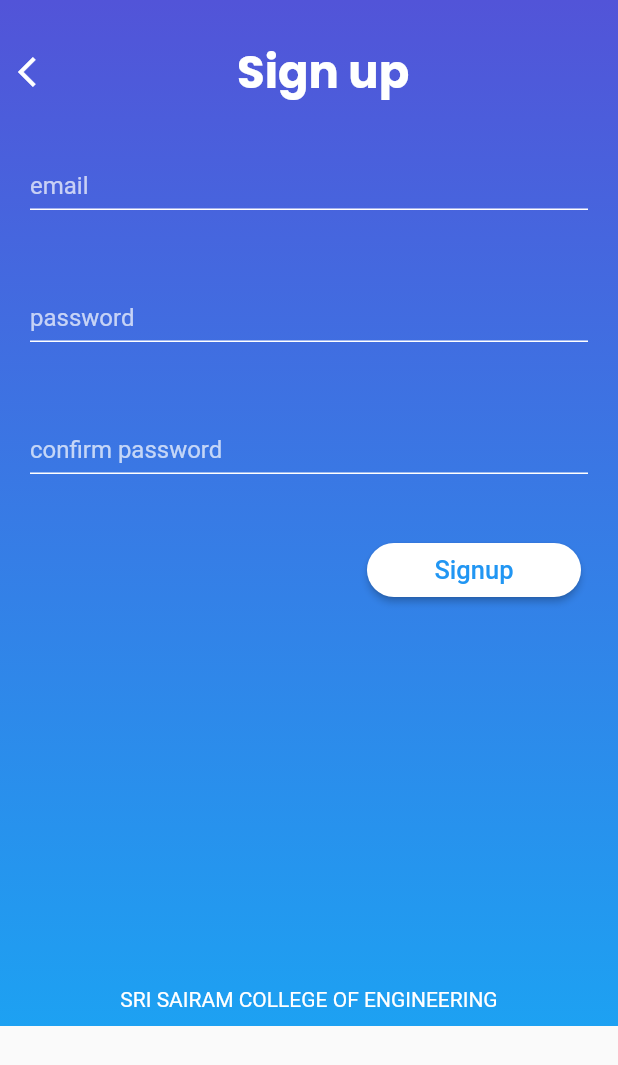
After one commit to compileanywhere/compileanywhere, a Flutter app: the screen it shows after launch, after a tap on "Sign up", on a phone screen of 412 x 824 dp. The commit adds this screen. Shown: the top 1065 px of the screen. Run offline on Flutter 3.47's test engine with Material 2 defaults, Android fonts, the phone set to English and light mode, and no system bars; our stand-ins replace firebase_auth, google_fonts; accounts and stored records are empty.

Commit message:
sign up integration and profile setup

```diff
--- a/lib/main.dart
+++ b/lib/main.dart
@@ -1,10 +1,10 @@
 import 'package:compileanywhere/router.dart';
 import 'package:flutter/material.dart';
-
 
 void main() {
   runApp(MyApp());
 }
+
 class MyApp extends StatelessWidget {
   @override
   Widget build(BuildContext context) {
@@ -12,7 +12,6 @@ class MyApp extends StatelessWidget {
       title: 'Compile Anywhere',
       initialRoute: '/',
       onGenerateRoute: Router.generateRoute,
-
     );
   }
 }
--- a/lib/router.dart
+++ b/lib/router.dart
@@ -3,6 +3,8 @@ import 'package:flutter/material.dart';
 import 'package:compileanywhere/ui/views/homepage.dart';
 import 'package:compileanywhere/ui/views/intropage.dart';
 import 'package:compileanywhere/ui/views/loginpage.dart';
+import 'package:compileanywhere/ui/views/signuppage.dart';
+import 'package:compileanywhere/ui/views/setupprofilepage.dart';
 
 class Router {
   static Route<dynamic> generateRoute(RouteSettings settings) {
@@ -13,6 +15,10 @@ class Router {
         return MaterialPageRoute(builder: (context) => HomePage());
       case '/login':
         return MaterialPageRoute(builder: (context) => LoginPage());
+      case '/signup':
+        return MaterialPageRoute(builder: (context) => SignupPage());
+      case '/setupprofile':
+        return MaterialPageRoute(builder: (context) => SetupProfilePage());
         break;
     }
   }
--- a/lib/ui/views/homepage.dart
+++ b/lib/ui/views/homepage.dart
@@ -56,7 +56,10 @@ class _HomePageState extends State<HomePage> {
                   mainAxisAlignment: MainAxisAlignment.spaceAround,
                   children: <Widget>[
                     Text(
-                      this.uId.toString(),
+                      "welcome: " + user.displayName,
+                    ),
+                    Text(
+                      "your id is " + this.uId,
                     ),
                     RaisedButton(
                       onPressed: signOut,
--- a/lib/ui/views/intropage.dart
+++ b/lib/ui/views/intropage.dart
@@ -55,7 +55,7 @@ class _IntroPageState extends State<IntroPage> {
               ),
             ),
             onPressed: () async {
-              Navigator.pushReplacementNamed(context, "/login");
+              Navigator.pushNamed(context, "/login");
             },
             borderSide: BorderSide(
               color: Colors.white,
@@ -72,7 +72,7 @@ class _IntroPageState extends State<IntroPage> {
             shape: RoundedRectangleBorder(
                 borderRadius: BorderRadius.all(Radius.circular(32.0))),
             onPressed: () {
-              // Navigator.pushNamed(context, "/lop1");
+              Navigator.pushNamed(context, '/signup');
             },
             child: Text(
               'Sign up',
--- a/lib/ui/views/loginpage.dart
+++ b/lib/ui/views/loginpage.dart
@@ -17,6 +17,7 @@ class _LoginPageState extends State<LoginPage> {
   checkAuthentication() {
     _auth.onAuthStateChanged.listen((user) async {
       if (user != null) {
+        Navigator.of(context).pop();
         Navigator.pushReplacementNamed(context, '/');
       }
     });
@@ -92,7 +93,7 @@ class _LoginPageState extends State<LoginPage> {
                           color: Colors.white,
                         ),
                         onPressed: () {
-                          Navigator.of(context).pushNamed("/");
+                          Navigator.of(context).pop();
                         })),
               ]),
               Container(
--- /dev/null
+++ b/lib/ui/views/signuppage.dart
@@ -0,0 +1,211 @@
+import 'package:flutter/material.dart';
+import 'package:firebase_auth/firebase_auth.dart';
+
+class SignupPage extends StatefulWidget {
+  @override
+  _SignupPageState createState() => _SignupPageState();
+}
+
+class _SignupPageState extends State<SignupPage> {
+  final FirebaseAuth _auth = FirebaseAuth.instance;
+  final GlobalKey<FormState> _formKey = GlobalKey<FormState>();
+  String _email, _password, _confirmPassword;
+
+  @override
+  void initState() {
+    super.initState();
+    checkAuthentication();
+  }
+
+  checkAuthentication() async {
+    _auth.onAuthStateChanged.listen((user) {
+      if (user != null) {
+        Navigator.of(context).pop();
+
+        Navigator.pushReplacementNamed(context, '/setupprofile');
+      }
+    });
+  }
+
+  signup() async {
+    if (_formKey.currentState.validate()) {
+      _formKey.currentState.save();
+      if (_password == _confirmPassword) {
+        try {
+          FirebaseUser user = (await _auth.createUserWithEmailAndPassword(
+                  email: _email, password: _password))
+              .user;
+        } catch (e) {
+          showError(e.message);
+        }
+      } else {
+        showError("passwords do not match");
+      }
+    }
+  }
+
+  showError(String errorMessage) {
+    showDialog(
+        context: context,
+        builder: (BuildContext context) {
+          return AlertDialog(
+            title: Text('Error'),
+            content: Text(errorMessage),
+            actions: <Widget>[
+              FlatButton(
+                child: Text('OK'),
+                onPressed: () {
+                  Navigator.of(context).pop();
+                },
+              )
+            ],
+          );
+        });
+  }
+
+  @override
+  Widget build(BuildContext context) {
+    return Scaffold(
+      body: SingleChildScrollView(
+        child: Container(
+          decoration: BoxDecoration(
+            gradient: LinearGradient(
+              begin: Alignment.topCenter,
+              end: Alignment.bottomCenter,
+              colors: [Color(0xFF5254D8), Color(0xFF1DA1F2)],
+            ),
+          ),
+          child: Column(
+            mainAxisAlignment: MainAxisAlignment.spaceAround,
+            crossAxisAlignment: CrossAxisAlignment.center,
+            children: <Widget>[
+              Padding(
+                padding: EdgeInsets.all(12),
+              ),
+              Row(
+                children: [
+                  IconButton(
+                    icon: Icon(
+                      Icons.arrow_back_ios,
+                      color: Colors.white,
+                    ),
+                    onPressed: () {
+                      Navigator.of(context).pop();
+                    },
+                  ),
+                  SizedBox(
+                    width: 110,
+                  ),
+                  Text(
+                    'Sign up',
+                    style: TextStyle(
+                      fontFamily: 'Poppins',
+                      color: Colors.white,
+                      fontWeight: FontWeight.bold,
+                      fontSize: 30,
+                    ),
+                  ),
+                ],
+              ),
+              Form(
+                key: _formKey,
+                child: Column(
+                  children: [
+                    Container(
+                      padding: EdgeInsets.all(20),
+                      child: TextFormField(
+                        validator: (input) {
+                          if (input.isEmpty) {
+                            return 'Provide an Email';
+                          }
+                        },
+                        onSaved: (input) => _email = input,
+                        cursorColor: Colors.white,
+                        style: TextStyle(color: Colors.white),
+                        decoration: InputDecoration(
+                            contentPadding: EdgeInsets.only(top: 15),
+                            hintText: 'email',
+                            hintStyle: TextStyle(
+                              color: Colors.white70,
+                            ),
+                            enabledBorder: UnderlineInputBorder(
+                                borderSide: BorderSide(color: Colors.white))),
+                      ),
+                    ),
+                    Container(
+                      padding: EdgeInsets.all(20),
+                      child: TextFormField(
+                        validator: (input) {
+                          if (input.length < 6) {
+                            return 'Password should Be atleast 6 Characters';
+                          }
+                        },
+                        onSaved: (input) => _password = input,
+                        style: TextStyle(color: Colors.white),
+                        cursorColor: Colors.white,
+                        obscureText: true,
+                        decoration: InputDecoration(
+                            contentPadding: EdgeInsets.only(top: 15),
+                            hintText: 'password',
+                            hintStyle: TextStyle(color: Colors.white70),
+                            enabledBorder: UnderlineInputBorder(
+                                borderSide: BorderSide(color: Colors.white))),
+                      ),
+                    ),
+                    Container(
+                      padding: EdgeInsets.all(20),
+                      child: TextFormField(
+                        validator: (input) {
+                          if (input.length < 6) {
+                            return 'Password should Be atleast 6 Characters';
+                          }
+                        },
+                        onSaved: (input) => _confirmPassword = input,
+                        style: TextStyle(color: Colors.white),
+                        cursorColor: Colors.white,
+                        obscureText: true,
+                        decoration: InputDecoration(
+                            contentPadding: EdgeInsets.only(top: 15),
+                            hintText: 'confirm password',
+                            hintStyle: TextStyle(color: Colors.white70),
+                            enabledBorder: UnderlineInputBorder(
+                                borderSide: BorderSide(color: Colors.white))),
+                      ),
+                    ),
+                    Container(
+                      padding: EdgeInsets.only(
+                        top: 20,
+                        bottom: 20,
+                        left: 220,
+                      ),
+                      child: RaisedButton(
+                        color: Colors.white,
+                        padding: EdgeInsets.fromLTRB(45, 0, 45, 0),
+                        shape: RoundedRectangleBorder(
+                            borderRadius:
+                                BorderRadius.all(Radius.circular(36.0))),
+                        onPressed: signup,
+                        child: Text(
+                          'Signup',
+                          style: TextStyle(color: Colors.blue, fontSize: 17),
+                        ),
+                      ),
+                    ),
+                    Padding(padding: EdgeInsets.all(112)),
+                    Container(
+                      padding: EdgeInsets.all(10),
+                      child: Text(
+                        'SRI SAIRAM COLLEGE OF ENGINEERING',
+                        style: TextStyle(color: Colors.white),
+                      ),
+                    ),
+                  ],
+                ),
+              ),
+            ],
+          ),
+        ),
+      ),
+    );
+  }
+}
```
Also changed, not shown: lib/ui/views/setupProfilePage.dart (added, +143 -0 lines), flutter_01.png (added).
